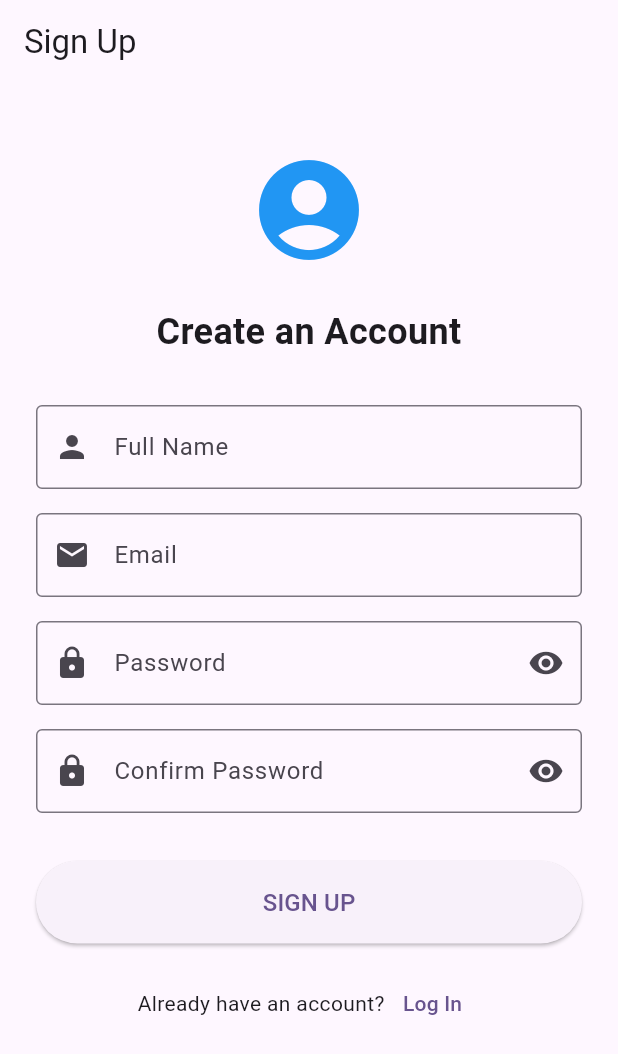
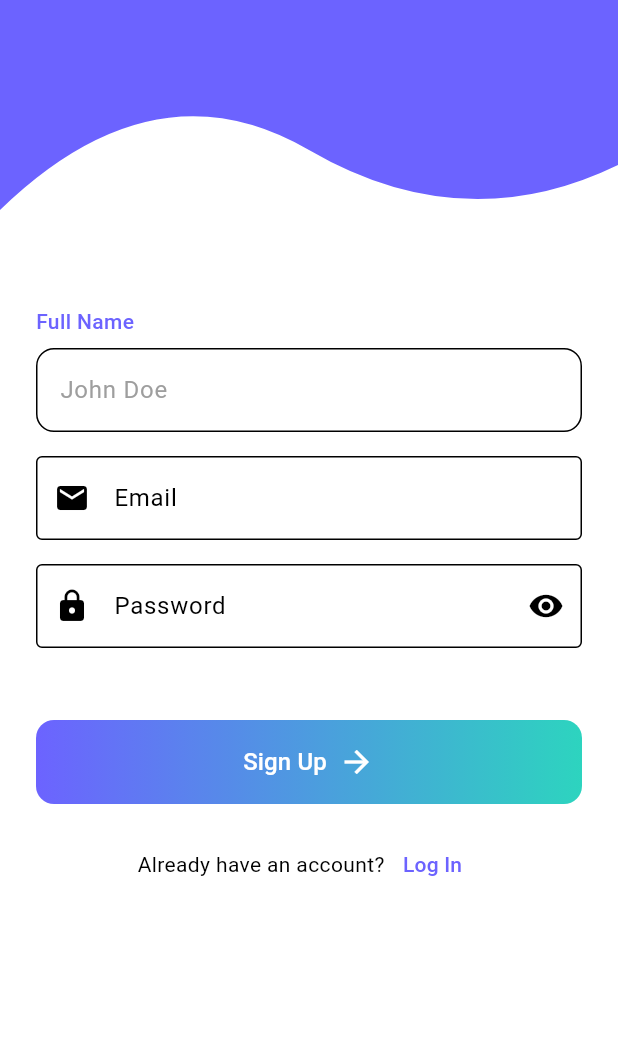
Before and after one commit to isaka-12/flutter_ui_challenge_devstation, a Flutter app: the screen it shows after launch, on a phone screen of 412 x 824 dp. Shown: the top 1054 px of the screen. Run offline on Flutter 3.47's test engine with Material 3 defaults, Android fonts, the phone set to English and light mode, and no system bars.

Commit message:
started signup page

```diff
--- /dev/null
+++ b/lib/core/common/widgets/wavy_appbar.dart
@@ -0,0 +1,64 @@
+import 'package:flutter/material.dart';
+
+class WavyAppBar extends StatelessWidget {
+  final double height;
+  final Color color;
+
+  const WavyAppBar({
+    super.key,
+    this.height = 160.0,
+    this.color = const Color(0xFF6C63FF), // your primary color
+  });
+
+  @override
+  Widget build(BuildContext context) {
+    return ClipPath(
+      clipper: _WavyClipper(),
+      child: Container(
+        height: height,
+        color: color,
+        child: const SafeArea(
+          child: Padding(
+            padding: EdgeInsets.only(left: 16.0, top: 16.0),
+            child: Align(alignment: Alignment.topLeft),
+          ),
+        ),
+      ),
+    );
+  }
+}
+
+class _WavyClipper extends CustomClipper<Path> {
+  @override
+  Path getClip(Size size) {
+    final path = Path();
+    path.lineTo(0, 0);
+    path.lineTo(size.width, 0);
+    path.lineTo(size.width, size.height - 50);
+
+    final firstControlPoint = Offset(size.width * 0.75, size.height);
+    final firstEndPoint = Offset(size.width * 0.5, size.height - 60);
+
+    final secondControlPoint = Offset(size.width * 0.25, size.height - 120);
+    final secondEndPoint = Offset(0, size.height - 20);
+
+    path.quadraticBezierTo(
+      firstControlPoint.dx,
+      firstControlPoint.dy,
+      firstEndPoint.dx,
+      firstEndPoint.dy,
+    );
+    path.quadraticBezierTo(
+      secondControlPoint.dx,
+      secondControlPoint.dy,
+      secondEndPoint.dx,
+      secondEndPoint.dy,
+    );
+
+    path.close();
+    return path;
+  }
+
+  @override
+  bool shouldReclip(CustomClipper<Path> oldClipper) => false;
+}
--- /dev/null
+++ b/lib/core/theme/theme.dart
@@ -0,0 +1,33 @@
+import 'package:flutter/material.dart';
+
+final ThemeData lightTheme = ThemeData(
+  brightness: Brightness.light,
+  primaryColor: const Color(0xFF6C63FF),
+  colorScheme: const ColorScheme.light(
+    primary:  Color(0xFF6C63FF),// Primary action color
+    secondary: Color(0xFF2DD4BF),     // Accent or highlight
+    onPrimary: Colors.white,   // Text color on primary
+
+  ),
+  scaffoldBackgroundColor: Colors.white,
+  appBarTheme: const AppBarTheme(
+    backgroundColor: Colors.blue,
+    foregroundColor: Colors.white,
+  ),
+);
+
+final ThemeData darkTheme = ThemeData(
+  brightness: Brightness.dark,
+  primaryColor: Colors.grey[900],
+  colorScheme: const ColorScheme.dark(
+    primary: Colors.tealAccent,      // Primary action color
+    secondary: Colors.deepOrange,    // Accent or highlight
+    onPrimary: Colors.white,         // Text color on primary
+
+  ),
+  scaffoldBackgroundColor: Color(0xFF121212),
+  appBarTheme: const AppBarTheme(
+    backgroundColor: Colors.grey,
+    foregroundColor: Colors.white,
+  ),
+);
--- /dev/null
+++ b/lib/core/theme/theme_notifier.dart
@@ -0,0 +1,17 @@
+import 'package:flutter/material.dart';
+
+class ThemeNotifier extends ChangeNotifier {
+  ThemeMode _themeMode = ThemeMode.system;
+
+  ThemeMode get themeMode => _themeMode;
+
+  void toggleTheme(bool isDarkMode) {
+    _themeMode = isDarkMode ? ThemeMode.dark : ThemeMode.light;
+    notifyListeners();
+  }
+
+  void setTheme(ThemeMode mode) {
+    _themeMode = mode;
+    notifyListeners();
+  }
+}
--- /dev/null
+++ b/lib/featurs/auth/pages/signin_page.dart
@@ -0,0 +1,30 @@
+//signin page
+import 'package:flutter/material.dart';
+
+class SigninPage extends StatelessWidget {
+  const SigninPage({super.key});
+
+  @override
+  Widget build(BuildContext context) {
+    return  Scaffold(
+      appBar: AppBar(
+        //STYLED APP BAR JUST SHAPE NO TEXT
+        title: const Text('Sign In'),
+        elevation: 0,
+
+
+      ),
+      body: SingleChildScrollView(
+        child: Padding(
+          padding: EdgeInsets.all(24.0),
+          child: Center(
+            child: Text(
+              'Welcome Back',
+              style: TextStyle(fontSize: 24),
+            ),
+          ),
+        ),
+      ),
+    );
+  }
+}
--- a/lib/featurs/auth/pages/signup_page.dart
+++ b/lib/featurs/auth/pages/signup_page.dart
@@ -1,5 +1,7 @@
-
+import 'package:fikratech/featurs/auth/widgets/button.dart';
+import 'package:fikratech/featurs/auth/widgets/text_field.dart';
 import 'package:flutter/material.dart';
+import 'package:fikratech/core/common/widgets/wavy_appbar.dart';
 
 class SignupPage extends StatefulWidget {
   const SignupPage({super.key});
@@ -30,12 +32,11 @@
   @override
   Widget build(BuildContext context) {
     return Scaffold(
-      appBar: AppBar(
-        title: const Text('Sign Up'),
-        elevation: 0,
-      ),
-      body: SingleChildScrollView(
-        child: Padding(
+      body: Column(
+        children: [
+          const WavyAppBar(),
+          Expanded(
+            child: SingleChildScrollView(
               padding: const EdgeInsets.all(24.0),
               child: Form(
                 key: _formKey,
@@ -44,43 +45,11 @@
                   children: [
                     const SizedBox(height: 20),
 
-                // App logo or icon can go here
-                const Icon(
-                  Icons.account_circle,
-                  size: 80,
-                  color: Colors.blue,
+                    // Full Name field
+                    CustomTextField(
+                      nameController: _nameController,
+                      fieldname: 'Full Name',
                     ),
-
-                const SizedBox(height: 24),
-
-                // Welcome text
-                const Text(
-                  'Create an Account',
-                  style: TextStyle(
-                    fontSize: 24,
-                    fontWeight: FontWeight.bold,
-                  ),
-                  textAlign: TextAlign.center,
-                ),
-
-                const SizedBox(height: 32),
-
-                // Full Name field
-                TextFormField(
-                  controller: _nameController,
-                  decoration: const InputDecoration(
-                    labelText: 'Full Name',
-                    prefixIcon: Icon(Icons.person),
-                    border: OutlineInputBorder(),
-                  ),
-                  validator: (value) {
-                    if (value == null || value.isEmpty) {
-                      return 'Please enter your name';
-                    }
-                    return null;
-                  },
-                ),
-
                     const SizedBox(height: 16),
 
                     // Email field
@@ -96,7 +65,9 @@
                         if (value == null || value.isEmpty) {
                           return 'Please enter your email';
                         }
-                    if (!RegExp(r'^[\w-\.]+@([\w-]+\.)+[\w-]{2,4}$').hasMatch(value)) {
+                        if (!RegExp(
+                          r'^[\w-\.]+@([\w-]+\.)+[\w-]{2,4}$',
+                        ).hasMatch(value)) {
                           return 'Please enter a valid email';
                         }
                         return null;
@@ -114,7 +85,9 @@
                         prefixIcon: const Icon(Icons.lock),
                         suffixIcon: IconButton(
                           icon: Icon(
-                        _obscurePassword ? Icons.visibility : Icons.visibility_off,
+                            _obscurePassword
+                                ? Icons.visibility
+                                : Icons.visibility_off,
                           ),
                           onPressed: () {
                             setState(() {
@@ -137,55 +110,12 @@
 
                     const SizedBox(height: 16),
 
-                // Confirm Password field
-                TextFormField(
-                  controller: _confirmPasswordController,
-                  obscureText: _obscureConfirmPassword,
-                  decoration: InputDecoration(
-                    labelText: 'Confirm Password',
-                    prefixIcon: const Icon(Icons.lock),
-                    suffixIcon: IconButton(
-                      icon: Icon(
-                        _obscureConfirmPassword ? Icons.visibility : Icons.visibility_off,
-                      ),
-                      onPressed: () {
-                        setState(() {
-                          _obscureConfirmPassword = !_obscureConfirmPassword;
-                        });
-                      },
-                    ),
-                    border: const OutlineInputBorder(),
-                  ),
-                  validator: (value) {
-                    if (value == null || value.isEmpty) {
-                      return 'Please confirm your password';
-                    }
-                    if (value != _passwordController.text) {
-                      return 'Passwords do not match';
-                    }
-                    return null;
-                  },
-                ),
-
                     const SizedBox(height: 32),
 
                     // Sign Up Button
-                ElevatedButton(
-                  onPressed: () {
-                    if (_formKey.currentState!.validate()) {
-                      // Implement signup logic here
-                      ScaffoldMessenger.of(context).showSnackBar(
-                        const SnackBar(content: Text('Processing Sign Up')),
-                      );
-                    }
-                  },
-                  style: ElevatedButton.styleFrom(
-                    padding: const EdgeInsets.symmetric(vertical: 16),
-                  ),
-                  child: const Text(
-                    'SIGN UP',
-                    style: TextStyle(fontSize: 16),
-                  ),
+                    CustomActionButton(
+                      formKey: _formKey,
+                      buttonname: 'Sign Up',
                     ),
 
                     const SizedBox(height: 16),
@@ -197,7 +127,6 @@
                         const Text('Already have an account?'),
                         TextButton(
                           onPressed: () {
-                        // Navigate to login page
                             Navigator.pop(context);
                           },
                           child: const Text('Log In'),
@@ -209,6 +138,8 @@
               ),
             ),
           ),
+        ],
+      ),
     );
   }
 }
--- a/lib/featurs/auth/pages/splash_screen.dart
+++ b/lib/featurs/auth/pages/splash_screen.dart
@@ -1,5 +1,5 @@
 import 'package:flutter/material.dart';
-import 'package:FikraTech/featurs/auth/pages/signup_page.dart';
+import 'package:fikratech/featurs/auth/pages/signup_page.dart';
 
 class SplashScreen extends StatefulWidget {
   const SplashScreen({super.key});
--- /dev/null
+++ b/lib/featurs/auth/widgets/button.dart
@@ -0,0 +1,51 @@
+import 'package:flutter/material.dart';
+
+class CustomActionButton extends StatelessWidget {
+  final GlobalKey<FormState> formKey;
+  const CustomActionButton({super.key, required this.formKey, required this.buttonname});
+  final String buttonname;
+
+  @override
+  Widget build(BuildContext context) {
+    return Container(
+      decoration: BoxDecoration(
+        gradient: LinearGradient(
+          begin: Alignment.centerLeft,
+          end: Alignment.centerRight,
+          colors: [
+            Theme.of(context).colorScheme.primary,
+            Theme.of(context).colorScheme.secondary,
+          ],
+        ),
+        borderRadius: BorderRadius.circular(12),
+      ),
+      child: ElevatedButton(
+        onPressed: () {
+          if (formKey.currentState!.validate()) {
+            // Handle signup
+          }
+        },
+        style: ElevatedButton.styleFrom(
+          backgroundColor: Colors.transparent,
+          shadowColor: Colors.transparent,
+          padding: const EdgeInsets.symmetric(vertical: 16),
+          shape: RoundedRectangleBorder(borderRadius: BorderRadius.circular(8)),
+        ),
+        child: Row(
+          mainAxisAlignment: MainAxisAlignment.center,
+          children: [
+           Text(
+              buttonname,
+              style: TextStyle(
+                fontSize: 16,
+                color: Colors.white, // You can use colorScheme.onPrimary too
+              ),
+            ),
+            const SizedBox(width: 8),
+            const Icon(Icons.arrow_forward, color: Colors.white, size: 24),
+          ],
+        ),
+      ),
+    );
+  }
+}
--- /dev/null
+++ b/lib/featurs/auth/widgets/email_field.dart
@@ -0,0 +1,33 @@
+import 'package:flutter/material.dart';
+
+class EmailField extends StatelessWidget {
+  const EmailField({super.key});
+
+  @override
+  Widget build(BuildContext context) {
+    return TextFormField(
+      keyboardType: TextInputType.emailAddress,
+      decoration: InputDecoration(
+        labelText: 'Email',
+        hintText: 'Enter your email',
+        border: OutlineInputBorder(
+          borderRadius: BorderRadius.circular(8.0),
+          borderSide: BorderSide(color: Theme.of(context).primaryColor),
+        ),
+        focusedBorder: OutlineInputBorder(
+          borderRadius: BorderRadius.circular(8.0),
+          borderSide: BorderSide(color: Theme.of(context).primaryColor),
+        ),
+      ),
+      validator: (value) {
+        if (value == null || value.isEmpty) {
+          return 'Please enter your email';
+        }
+        if (!RegExp(r'^[^@]+@[^@]+\.[^@]+').hasMatch(value)) {
+          return 'Please enter a valid email address';
+        }
+        return null;
+      },
+    );
+  }
+}
--- /dev/null
+++ b/lib/featurs/auth/widgets/text_field.dart
@@ -0,0 +1,50 @@
+import 'package:flutter/material.dart';
+
+class CustomTextField extends StatelessWidget {
+  const CustomTextField({
+    super.key,
+    required this.nameController,
+    required this.fieldname,
+  });
+  final TextEditingController nameController;
+  final String fieldname;
+
+  @override
+  Widget build(BuildContext context) {
+    return Column(
+      crossAxisAlignment: CrossAxisAlignment.start,
+      children: [
+        Text(
+          fieldname,
+          style: TextStyle(
+            fontSize: 14,
+            fontWeight: FontWeight.w500,
+            color: Theme.of(context).primaryColor,
+          ),
+        ),
+        SizedBox(height: 8),
+        TextFormField(
+          controller: nameController,
+          decoration: InputDecoration(
+            hintText: 'John Doe',
+            hintStyle: TextStyle(color: Colors.grey),
+
+            border: OutlineInputBorder(
+              borderRadius: BorderRadius.all(Radius.circular(12.0)),
+              borderSide: BorderSide(
+                color: Theme.of(context).primaryColor,
+                width: 2,
+              ),
+            ),
+          ),
+          validator: (value) {
+            if (value == null || value.isEmpty) {
+              return 'Please enter your name';
+            }
+            return null;
+          },
+        ),
+      ],
+    );
+  }
+}
--- /dev/null
+++ b/lib/featurs/profile/pages/settings.dart
@@ -0,0 +1,30 @@
+import 'package:fikratech/main.dart';
+import 'package:flutter/material.dart';
+class Settings extends StatelessWidget {
+  const Settings({super.key});
+
+  @override
+  Widget build(BuildContext context) {
+    bool isDarkMode = themeNotifier.value == ThemeMode.dark;
+
+    return Scaffold(
+      appBar: AppBar(
+        title: const Text('Theme Monitor'),
+        actions: [
+          Switch(
+            value: isDarkMode,
+            onChanged: (value) {
+              themeNotifier.value = value ? ThemeMode.dark : ThemeMode.light;
+            },
+          ),
+        ],
+      ),
+      body: Center(
+        child: Text(
+          isDarkMode ? 'Dark Mode' : 'Light Mode',
+          style: Theme.of(context).textTheme.headlineMedium,
+        ),
+      ),
+    );
+  }
+}
--- a/lib/main.dart
+++ b/lib/main.dart
@@ -1,6 +1,8 @@
-import 'package:FikraTech/featurs/auth/pages/splash_screen.dart';
+import 'package:fikratech/core/theme/theme.dart';
+import 'package:fikratech/featurs/auth/pages/splash_screen.dart';
 import 'package:flutter/material.dart';
 
+final ValueNotifier<ThemeMode> themeNotifier = ValueNotifier(ThemeMode.system);
 void main() {
   runApp(const MyApp());
 }
@@ -11,13 +13,18 @@
   // This widget is the root of your application.
   @override
   Widget build(BuildContext context) {
-    return MaterialApp(
-      title: 'Flutter Demo',
-      theme: ThemeData(
-        colorScheme: ColorScheme.fromSeed(seedColor: Colors.deepPurple),
-      ),
-      home: const SplashScreen(),
-      debugShowCheckedModeBanner: false,
+    return ValueListenableBuilder<ThemeMode>(
+      valueListenable: themeNotifier,
+      builder: (context, currentMode, _) {
+        return MaterialApp(
+          title: 'Dynamic Theme App',
+          theme: lightTheme,
+          darkTheme: darkTheme,
+          themeMode: currentMode,
+          debugShowCheckedModeBanner: false,
+          home: const SplashScreen(), // Replace with your initial screen
+        );
+      },
     );
   }
 }
--- a/pubspec.yaml
+++ b/pubspec.yaml
@@ -1,4 +1,4 @@
-name: FikraTech
+name: fikratech
 description: "A new Flutter project."
 # The following line prevents the package from being accidentally published to
 # pub.dev using `flutter pub publish`. This is preferred for private packages.
```
Also changed, not shown: lib/featurs/auth/widgets/password_field.dart (added). Lines whose indentation alone changed are shown as unchanged.
